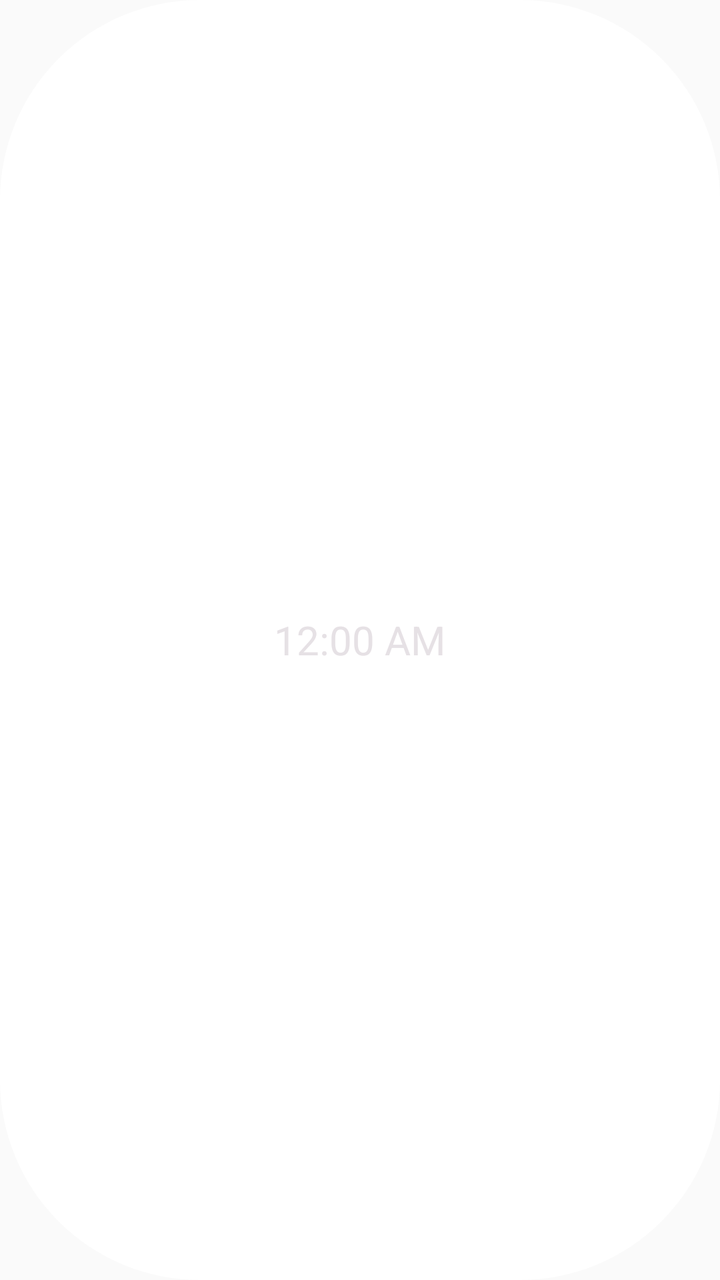
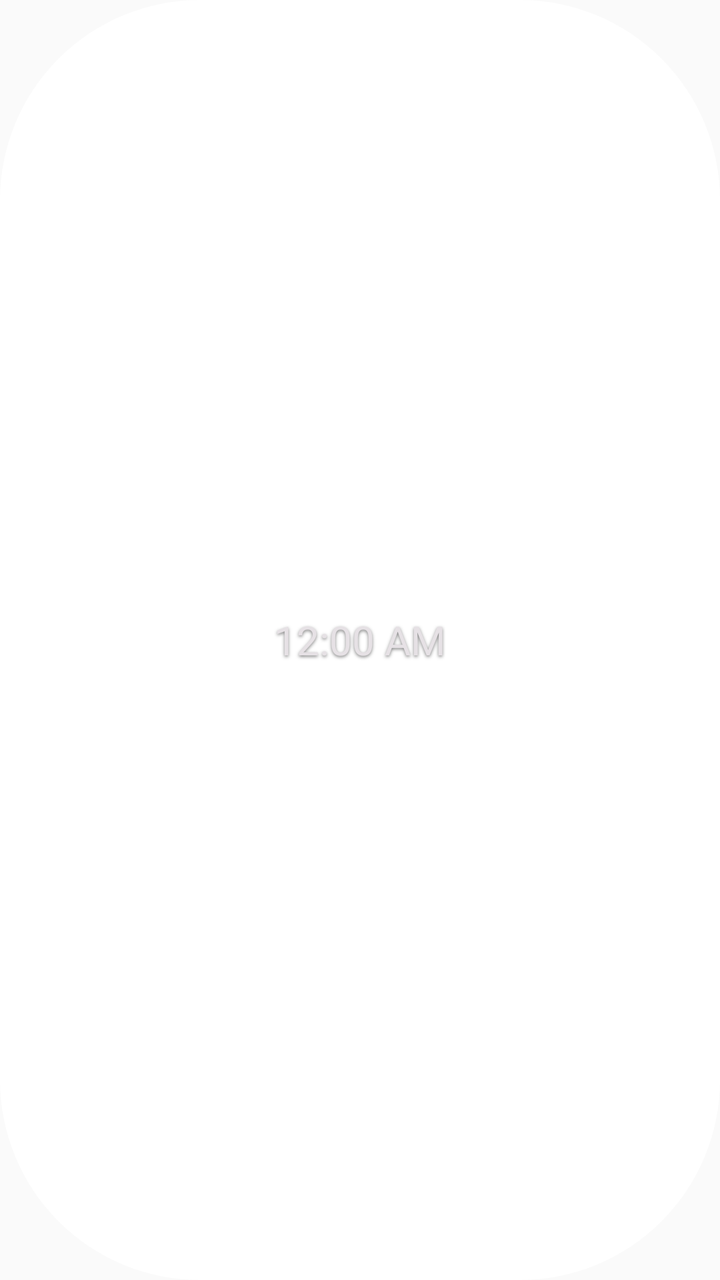

Before-and-after screenshots of an Android layout around one commit, followed by the original layout XML and the change that was made.
<!-- AndroidManifest.xml: application theme Theme.TickAt -->
<!-- res/layout/widget_tickat.xml -->
<?xml version="1.0" encoding="utf-8"?>
<FrameLayout xmlns:android="http://schemas.android.com/apk/res/android"
    android:id="@+id/widget_root"
    android:layout_width="match_parent"
    android:layout_height="match_parent"
    android:forceDarkAllowed="false">

    <ImageView
        android:id="@+id/widget_bg"
        android:layout_width="match_parent"
        android:layout_height="match_parent"
        android:src="@drawable/widget_bg_pill"
        android:scaleType="fitXY" />

    <LinearLayout
        android:layout_width="wrap_content"
        android:layout_height="wrap_content"
        android:layout_gravity="center"
        android:orientation="vertical"
        android:gravity="center"
        android:padding="8dp">

        <TextClock
            android:id="@+id/widget_time"
            android:layout_width="wrap_content"
            android:layout_height="wrap_content"
            android:format24Hour="HH:mm"
            android:format12Hour="h:mm a"
            android:textSize="20sp"
            android:textStyle="normal"
            android:textColor="#FFE6E1E5" />

        <TextClock
            android:id="@+id/widget_date"
            android:layout_width="wrap_content"
            android:layout_height="wrap_content"
            android:format24Hour="M/d (E)"
            android:format12Hour="M/d (E)"
            android:textSize="11sp"
            android:textColor="#FFE6E1E5"
            android:visibility="gone" />

    </LinearLayout>
</FrameLayout>
<!-- resources referenced by this layout -->
<resources>
  <!-- drawable widget_bg_pill (drawable) -->
  <?xml version="1.0" encoding="utf-8"?>
  <shape xmlns:android="http://schemas.android.com/apk/res/android"
      android:shape="rectangle">
      <solid android:color="#FFFFFF" />
      <corners android:radius="100dp" />
  </shape>
  <style name="Theme.TickAt" parent="android:Theme.Material.Light.NoActionBar" />
</resources>

<!-- the commit's change to res/layout/widget_tickat.xml (unified diff, before → after) -->
@@ -28,7 +28,11 @@
             android:format12Hour="h:mm a"
             android:textSize="20sp"
             android:textStyle="normal"
-            android:textColor="#FFE6E1E5" />
+            android:textColor="#FFE6E1E5"
+            android:shadowColor="#80000000"
+            android:shadowDx="0"
+            android:shadowDy="2"
+            android:shadowRadius="4" />
 
         <TextClock
             android:id="@+id/widget_date"
@@ -38,6 +42,10 @@
             android:format12Hour="M/d (E)"
             android:textSize="11sp"
             android:textColor="#FFE6E1E5"
+            android:shadowColor="#80000000"
+            android:shadowDx="0"
+            android:shadowDy="2"
+            android:shadowRadius="4"
             android:visibility="gone" />
 
     </LinearLayout>
